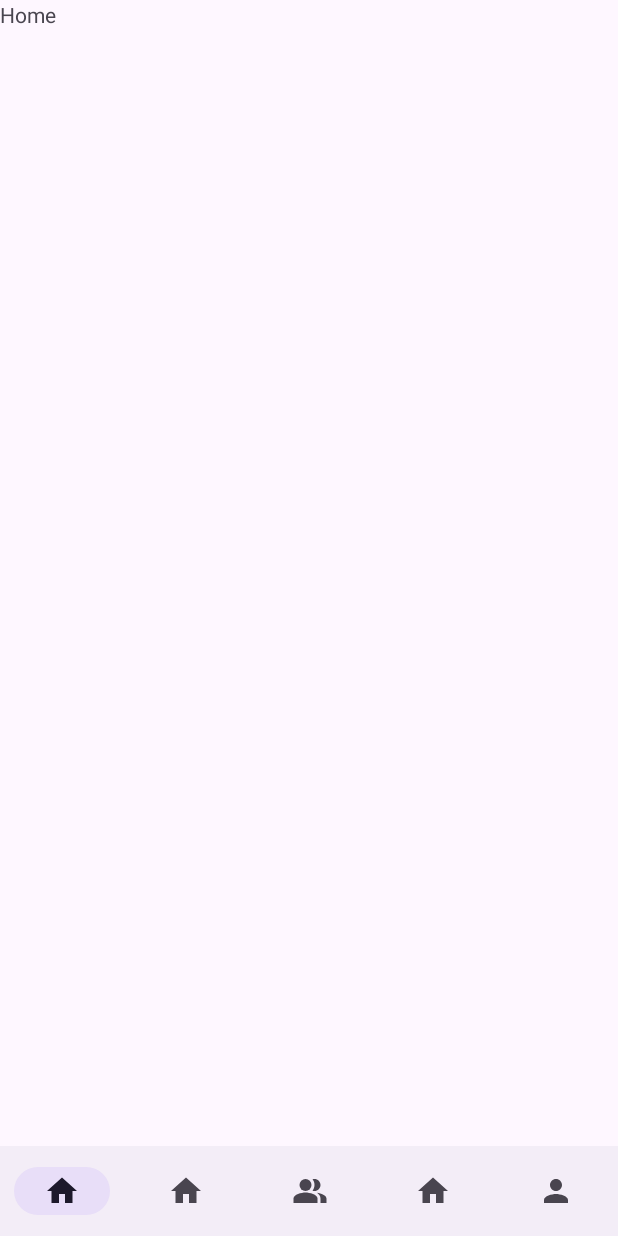
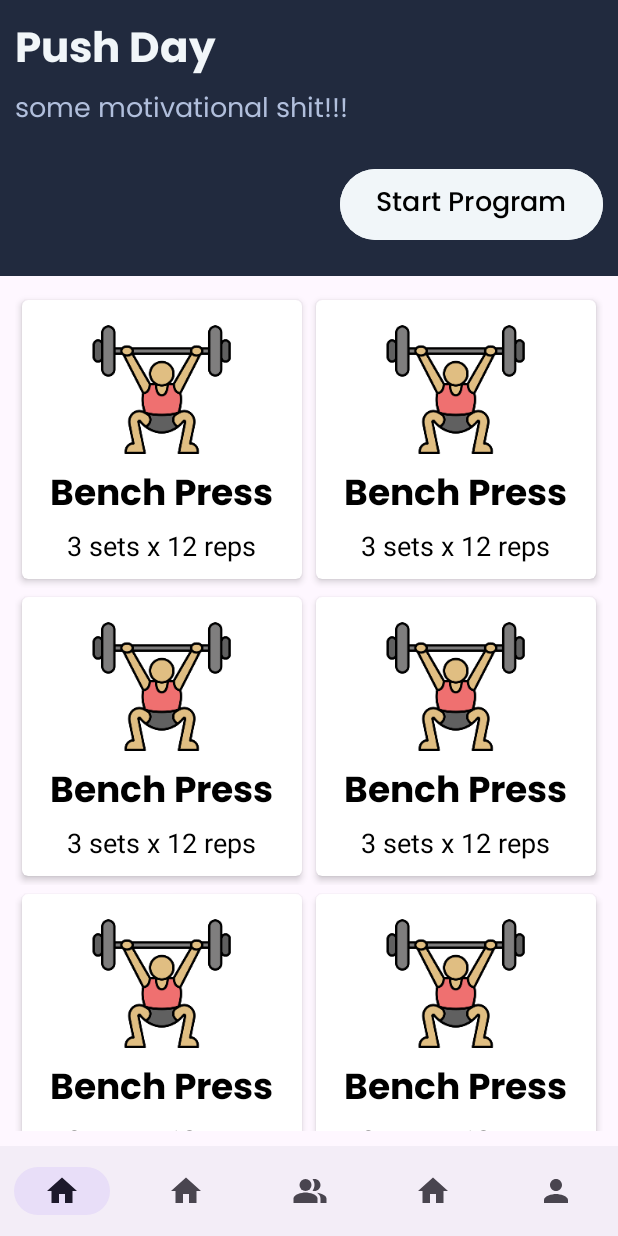
Before and after one commit to PeleboyKulot03/gym_companion, an Android app: the screen it shows after launch once a user with an empty profile is signed in (HomePageActivity), on a phone screen of 412 x 824 dp. Run offline under Robolectric (Android 15) with nearby library versions, the phone set to English and light mode, and no system bars; our stand-ins replace Firebase (no records; nobody signed in at launch, a user with empty details on screens opened directly).

Commit message:
added fragment home

```diff
--- a/app/src/main/java/com/example/gymcompanion/ui/homePage/fragments/HomeFragment.java
+++ b/app/src/main/java/com/example/gymcompanion/ui/homePage/fragments/HomeFragment.java
@@ -2,65 +2,50 @@ package com.example.gymcompanion.ui.homePage.fragments;
 
 import android.os.Bundle;
 
+import androidx.annotation.NonNull;
+import androidx.cardview.widget.CardView;
 import androidx.fragment.app.Fragment;
+import androidx.recyclerview.widget.GridLayoutManager;
+import androidx.recyclerview.widget.RecyclerView;
 
 import android.view.LayoutInflater;
 import android.view.View;
 import android.view.ViewGroup;
+import android.widget.LinearLayout;
+import android.widget.Toast;
 
 import com.example.gymcompanion.R;
+import com.example.gymcompanion.utils.HomeFragmentModel;
 
-/**
- * A simple {@link Fragment} subclass.
- * Use the {@link HomeFragment#newInstance} factory method to
- * create an instance of this fragment.
- */
+import java.util.ArrayList;
+
+
 public class HomeFragment extends Fragment {
-
-    // TODO: Rename parameter arguments, choose names that match
-    // the fragment initialization parameters, e.g. ARG_ITEM_NUMBER
-    private static final String ARG_PARAM1 = "param1";
-    private static final String ARG_PARAM2 = "param2";
-
-    // TODO: Rename and change types of parameters
-    private String mParam1;
-    private String mParam2;
-
-    public HomeFragment() {
-        // Required empty public constructor
-    }
-
-    /**
-     * Use this factory method to create a new instance of
-     * this fragment using the provided parameters.
-     *
-     * @param param1 Parameter 1.
-     * @param param2 Parameter 2.
-     * @return A new instance of fragment HomeFragment.
-     */
-    // TODO: Rename and change types and number of parameters
-    public static HomeFragment newInstance(String param1, String param2) {
-        HomeFragment fragment = new HomeFragment();
-        Bundle args = new Bundle();
-        args.putString(ARG_PARAM1, param1);
-        args.putString(ARG_PARAM2, param2);
-        fragment.setArguments(args);
-        return fragment;
-    }
-
-    @Override
-    public void onCreate(Bundle savedInstanceState) {
-        super.onCreate(savedInstanceState);
-        if (getArguments() != null) {
-            mParam1 = getArguments().getString(ARG_PARAM1);
-            mParam2 = getArguments().getString(ARG_PARAM2);
-        }
-    }
-
+    private RecyclerView recyclerView;
     @Override
     public View onCreateView(LayoutInflater inflater, ViewGroup container,
                              Bundle savedInstanceState) {
         // Inflate the layout for this fragment
-        return inflater.inflate(R.layout.fragment_home, container, false);
+        View view = inflater.inflate(R.layout.fragment_home, container, false);
+
+//        CardView header = view.findViewById(R.id.header);
+
+        recyclerView = view.findViewById(R.id.recyclerView);
+        HomeFragmentModel model = new HomeFragmentModel(getString(R.string.sample_program), getString(R.string.sample_reps));
+        ArrayList<HomeFragmentModel> models = new ArrayList<>();
+        models.add(model);
+        models.add(model);
+        models.add(model);
+        models.add(model);
+        models.add(model);
+        models.add(model);
+        models.add(model);
+
+
+        HomeFragmentAdapter adapter = new HomeFragmentAdapter(getContext(), models);
+        recyclerView.setAdapter(adapter);
+        recyclerView.setLayoutManager(new GridLayoutManager(getContext(), 2));
+
+        return view;
     }
 }
--- /dev/null
+++ b/app/src/main/java/com/example/gymcompanion/ui/homePage/fragments/HomeFragmentAdapter.java
@@ -0,0 +1,46 @@
+package com.example.gymcompanion.ui.homePage.fragments;
+
+import android.content.Context;
+import android.view.LayoutInflater;
+import android.view.View;
+import android.view.ViewGroup;
+
+import androidx.annotation.NonNull;
+import androidx.recyclerview.widget.RecyclerView;
+
+import com.example.gymcompanion.R;
+import com.example.gymcompanion.utils.HomeFragmentModel;
+
+import java.util.ArrayList;
+
+public class HomeFragmentAdapter extends RecyclerView.Adapter<HomeFragmentAdapter.ViewHolder> {
+    private final Context context;
+    private final ArrayList<HomeFragmentModel> list;
+
+    public HomeFragmentAdapter(Context context, ArrayList<HomeFragmentModel> list) {
+        this.context = context;
+        this.list = list;
+    }
+
+    @NonNull
+    @Override
+    public HomeFragmentAdapter.ViewHolder onCreateViewHolder(@NonNull ViewGroup parent, int viewType) {
+        View view = LayoutInflater.from(context).inflate(R.layout.program_card, parent, false);
+        return new ViewHolder(view);
+    }
+
+    @Override
+    public void onBindViewHolder(@NonNull HomeFragmentAdapter.ViewHolder holder, int position) {
+    }
+
+    @Override
+    public int getItemCount() {
+        return list.size();
+    }
+
+    public static class ViewHolder extends RecyclerView.ViewHolder {
+        public ViewHolder(@NonNull View itemView) {
+            super(itemView);
+        }
+    }
+}
--- /dev/null
+++ b/app/src/main/java/com/example/gymcompanion/utils/HomeFragmentModel.java
@@ -0,0 +1,24 @@
+package com.example.gymcompanion.utils;
+
+public class HomeFragmentModel {
+    private final String /*image,*/ program;
+    private final String set;
+
+    public HomeFragmentModel(/*String image, */String program, String set) {
+//        this.image = image;
+        this.program = program;
+        this.set = set;
+    }
+
+//    public String getImage() {
+//        return image;
+//    }
+
+    public String getProgram() {
+        return program;
+    }
+
+    public String getSet() {
+        return set;
+    }
+}
--- a/app/src/main/res/layout/fragment_home.xml
+++ b/app/src/main/res/layout/fragment_home.xml
@@ -1,14 +1,76 @@
 <?xml version="1.0" encoding="utf-8"?>
-<FrameLayout xmlns:android="http://schemas.android.com/apk/res/android"
+<RelativeLayout xmlns:android="http://schemas.android.com/apk/res/android"
     xmlns:tools="http://schemas.android.com/tools"
     android:layout_width="match_parent"
     android:layout_height="match_parent"
-    tools:context=".ui.homePage.fragments.HomeFragment">
+    tools:context=".ui.homePage.fragments.HomeFragment"
+    >
 
-    <!-- TODO: Update blank fragment layout -->
-    <TextView
+<!--    <androidx.cardview.widget.CardView-->
+<!--        android:id="@+id/header"-->
+<!--        android:layout_width="match_parent"-->
+<!--        android:layout_height="wrap_content"-->
+<!--        android:layout_alignParentTop="true"-->
+<!--        android:layout_alignParentStart="true"-->
+<!--        android:layout_alignParentEnd="true"-->
+<!--        app:cardElevation="3dp"-->
+<!--        app:cardUseCompatPadding="true"-->
+<!--        app:cardCornerRadius="10dp"-->
+<!--        >-->
+<!--        -->
+<!--    </androidx.cardview.widget.CardView>-->
+
+    <LinearLayout
+        android:id="@+id/header"
+        android:background="@color/lightPrimary"
         android:layout_width="match_parent"
-        android:layout_height="match_parent"
-        android:text="@string/home" />
+        android:layout_height="wrap_content"
+        android:orientation="vertical"
+        android:padding="10dp">
 
-</FrameLayout>
+        <TextView
+            android:layout_width="match_parent"
+            android:layout_height="wrap_content"
+            android:text="@string/sample_program"
+            android:textSize="28sp"
+            android:textColor="@color/lightSecondaryVariant"
+            android:fontFamily="@font/poppins_bold"
+            />
+
+        <TextView
+            android:layout_marginBottom="10dp"
+            android:layout_width="match_parent"
+            android:layout_height="wrap_content"
+            android:text="@string/motivational_template"
+            android:textSize="18sp"
+            android:textColor="@color/lightSecondary"
+            android:fontFamily="@font/poppins"
+
+            />
+
+        <Button
+            android:layout_width="wrap_content"
+            android:layout_height="55dp"
+            android:textColor="@color/black"
+            android:textSize="18sp"
+            android:fontFamily="@font/poppins_medium"
+            android:text="@string/start_set"
+            android:layout_gravity="end"
+            android:backgroundTint="@color/lightSecondaryVariant"
+            android:layout_marginTop="10dp"
+            android:layout_marginBottom="10dp"
+            />
+
+    </LinearLayout>
+    <androidx.recyclerview.widget.RecyclerView
+        android:id="@+id/recyclerView"
+        android:layout_width="match_parent"
+        android:layout_height="wrap_content"
+        android:layout_below="@+id/header"
+        android:layout_alignParentStart="true"
+        android:layout_alignParentEnd="true"
+        android:layout_margin="10dp"/>
+
+
+
+</RelativeLayout>
--- /dev/null
+++ b/app/src/main/res/layout/program_card.xml
@@ -0,0 +1,44 @@
+<?xml version="1.0" encoding="utf-8"?>
+<RelativeLayout xmlns:android="http://schemas.android.com/apk/res/android"
+    android:layout_width="match_parent"
+    android:layout_height="wrap_content"
+    xmlns:app="http://schemas.android.com/apk/res-auto">
+
+    <androidx.cardview.widget.CardView
+        android:layout_width="match_parent"
+        android:layout_height="wrap_content"
+        app:cardElevation="3dp"
+        app:cardCornerRadius="4dp"
+        app:cardUseCompatPadding="true"
+        >
+        <LinearLayout
+            android:padding="10dp"
+            android:layout_width="match_parent"
+            android:layout_height="wrap_content"
+            android:orientation="vertical"
+            android:gravity="center">
+            <ImageView
+                android:layout_width="100dp"
+                android:layout_height="100dp"
+                android:src="@drawable/weight_lifting"
+                android:contentDescription="@string/icon"
+                />
+            <TextView
+                android:layout_width="wrap_content"
+                android:layout_height="wrap_content"
+                android:text="@string/bench_press"
+                android:textSize="24sp"
+                android:textColor="@color/black"
+                android:fontFamily="@font/poppins_bold"
+                />
+            <TextView
+                android:layout_width="wrap_content"
+                android:layout_height="wrap_content"
+                android:text="@string/sample_reps"
+                android:textColor="@color/black"
+                android:textSize="18sp"
+                />
+
+        </LinearLayout>
+    </androidx.cardview.widget.CardView>
+</RelativeLayout>
--- a/app/src/main/res/values/colors.xml
+++ b/app/src/main/res/values/colors.xml
@@ -17,7 +17,7 @@
 <!--    <color name="lightSecondaryVariant">#0A2647</color>-->
 
     <color name="lightPrimary">#212A3E</color>
-    <color name="lightPrimaryVariant">#394867</color>394867
-    <color name="lightSecondary">#394867</color>
+    <color name="lightPrimaryVariant">#394867</color>
+    <color name="lightSecondary">#B1BFDC</color>
     <color name="lightSecondaryVariant">#F1F6F9</color>
 </resources>
--- a/app/src/main/res/values/strings.xml
+++ b/app/src/main/res/values/strings.xml
@@ -87,4 +87,9 @@
     <string name="active">Active</string>
     <string name="display_name_key">display_name_key</string>
     <string name="preference_file_key">com.example.gymcompanion.PREFERENCE_KEY</string>
+    <string name="sample_program">Push Day</string>
+    <string name="motivational_template">"some motivational shit!!!"</string>
+    <string name="start_set">Start Program</string>
+    <string name="bench_press">Bench Press</string>
+    <string name="sample_reps">3 sets x 12 reps</string>
 </resources>
```
